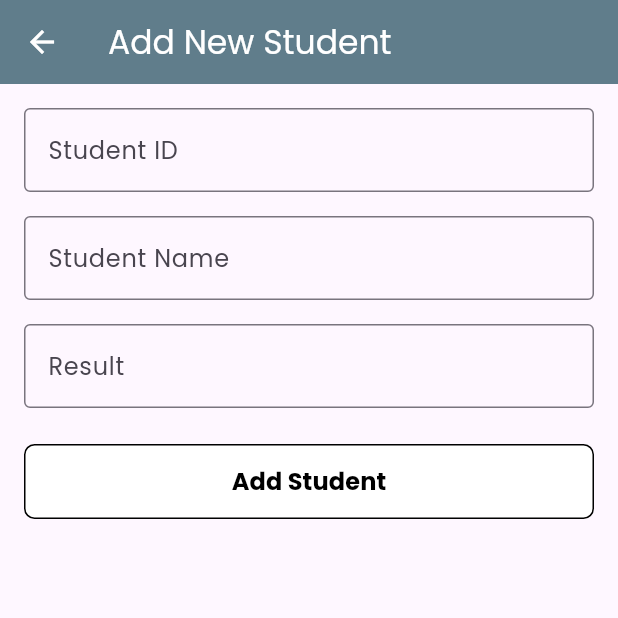
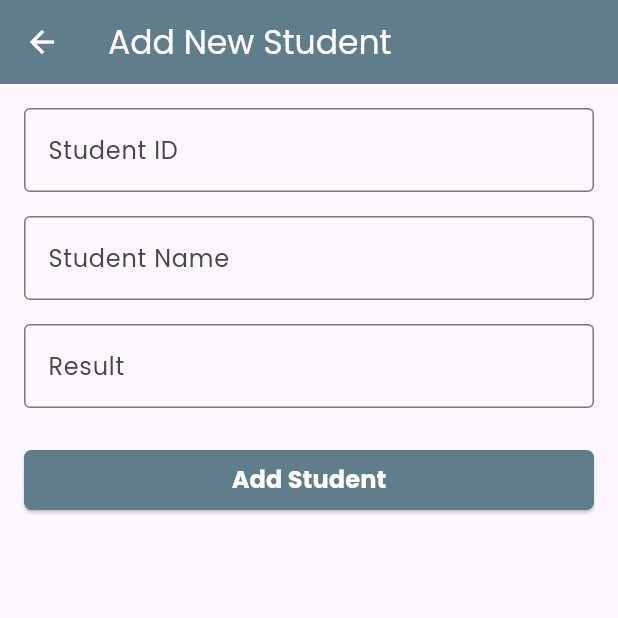
Before and after one commit to anjumArnab/GradeHive, a Flutter app: the screen it shows after launch, after a tap on the "add" icon, on a phone screen of 412 x 824 dp, the top half of it. Run offline on Flutter 3.47's test engine with Material 3 defaults, Android fonts, the phone set to English and light mode, and no system bars; our stand-ins replace google_fonts; network calls fail.

Commit message:
button style changed

```diff
--- a/lib/views/home_page.dart
+++ b/lib/views/home_page.dart
@@ -112,14 +112,11 @@ class _HomePageState extends State<HomePage> {
                       ElevatedButton(
                         onPressed: _fetchStudents,
                         style: ElevatedButton.styleFrom(
-                          minimumSize: Size(double.maxFinite, 50),
+                          backgroundColor: Colors.blueGrey,
+                          foregroundColor: Colors.white,
                           shape: RoundedRectangleBorder(
-                            borderRadius: BorderRadius.circular(7),
-                            side: const BorderSide(color: Colors.black),
+                            borderRadius: BorderRadius.circular(5),
                           ),
-                          elevation: 0,
-                          backgroundColor: Colors.white,
-                          foregroundColor: Colors.black,
                         ),
                         child: const Text('Retry'),
                       ),
--- a/lib/widgets/student_form.dart
+++ b/lib/widgets/student_form.dart
@@ -79,14 +79,11 @@ class StudentForm extends StatelessWidget {
             ElevatedButton(
               onPressed: isLoading ? null : onSubmit,
               style: ElevatedButton.styleFrom(
-                minimumSize: const Size(double.infinity, 50),
+                backgroundColor: Colors.blueGrey,
+                foregroundColor: Colors.white,
                 shape: RoundedRectangleBorder(
-                  borderRadius: BorderRadius.circular(7),
-                  side: const BorderSide(color: Colors.black),
+                  borderRadius: BorderRadius.circular(5),
                 ),
-                elevation: 0,
-                backgroundColor: Colors.white,
-                foregroundColor: Colors.black,
               ),
               child:
                   isLoading
```
